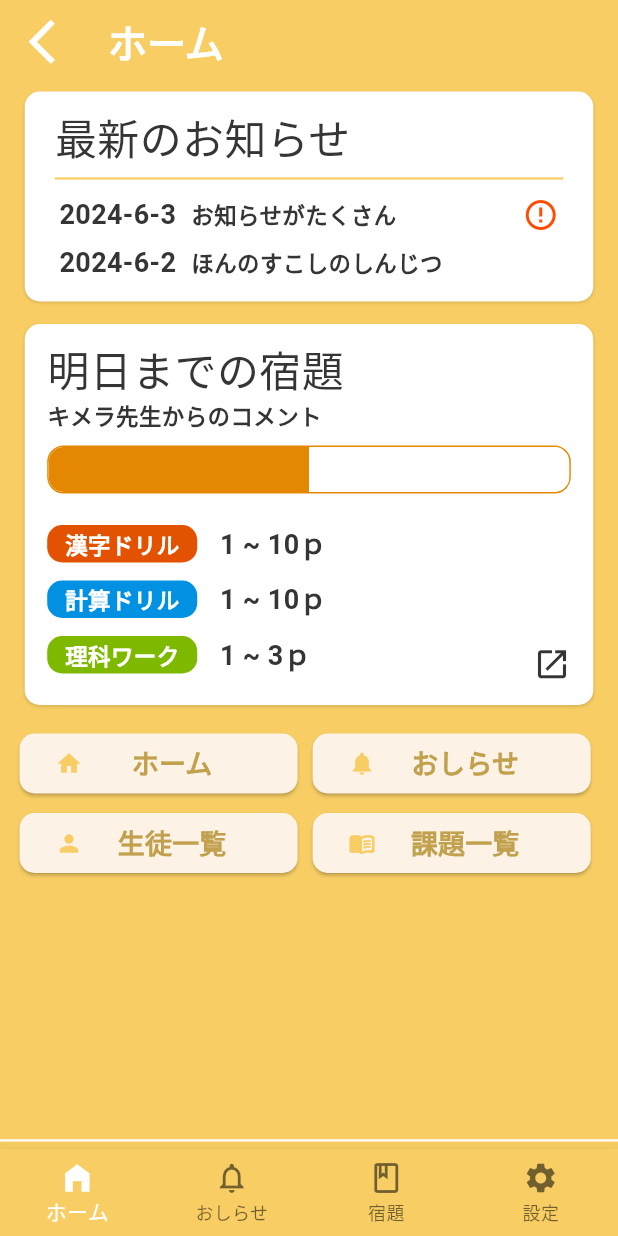
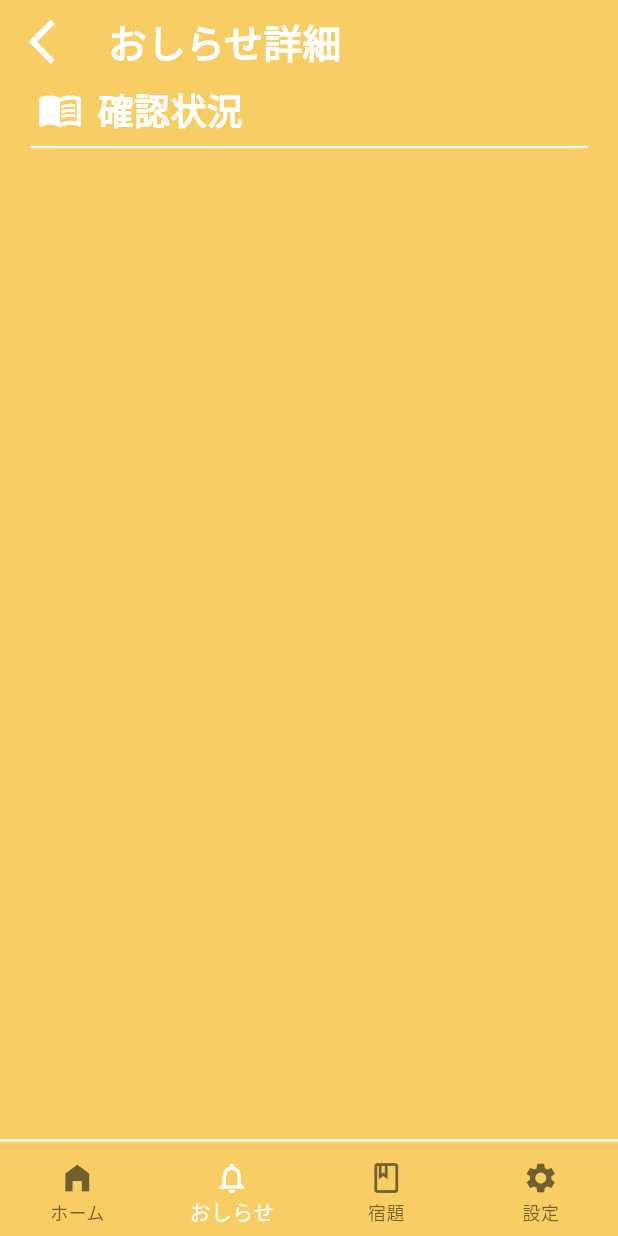
Before and after one commit to yadu2222/juninry, a Flutter app: the screen it shows after launch, on a phone screen of 412 x 824 dp. Run offline on Flutter 3.47's test engine with Material 3 defaults, Android fonts, the phone set to English and light mode, and no system bars; our stand-ins replace camera, go_router; Roboto replaces fonts that are missing (Noto Sans JP).

Commit message:
[^^]ふらったの理解が進んだ

```diff
--- a/lib/router/router.dart
+++ b/lib/router/router.dart
@@ -10,6 +10,7 @@ import '../view/pages/junior/page_notice.dart';
 import '../view/pages/junior/page_user.dart';
 import 'package:juninry/view/pages/junior/page_nextday_task.dart';
 import '../view/pages/junior/page_students.dart';
+import '../view/pages/teacher/page_notice_detail.dart';
 
 final rootNavigatorKey = GlobalKey<NavigatorState>();
 final homeNavigatorKey = GlobalKey<NavigatorState>(debugLabel: 'home');
@@ -19,7 +20,7 @@ final userDataNavigatorKey = GlobalKey<NavigatorState>(debugLabel: 'userData');
 
 final router = GoRouter(
   debugLogDiagnostics: true,
-  initialLocation: '/home',
+  initialLocation: '/detail',
   routes: [
     // ボトムバーが必要な画面のルーティング
     // いらなければ StatefulShellRoute と同じ階層に GoRoute で書く
@@ -59,10 +60,17 @@ final router = GoRouter(
             routes: [
               GoRoute(
                 name: 'notice',
-                path: '/notice',
+                path: '/notice', // notice
                 pageBuilder: (context, state) => NoTransitionPage(
                   key: state.pageKey,
                   child: const PageNoticeJunior(),
+                ),
+              ),
+              GoRoute(
+                path: '/detail',
+                pageBuilder: (context, state) => NoTransitionPage(
+                  key: state.pageKey,
+                  child: const PageNoticeDetail(),
                 ),
               )
             ],
--- /dev/null
+++ b/lib/view/pages/teacher/page_notice_detail.dart
@@ -0,0 +1,29 @@
+import 'package:flutter/material.dart';
+import 'package:juninry/view/components/atoms/appbar.dart';
+import 'package:juninry/view/components/atoms/listitem.dart';
+import '../../components/molecule/divider.dart';
+
+class PageNoticeDetail extends StatelessWidget {
+  const PageNoticeDetail({super.key});
+
+  // fields
+  final String title = "おしらせ詳細";
+
+  @override
+  Widget build(BuildContext context) {
+    return Center(
+      child: Column(
+        children: [
+          AppBarView(titleText: title), // app bar  // TODO: リンクアイコン
+
+          // 最新のお知らせ
+          // 明日までの宿題  TODO: バー
+          const DividerView(
+            icon: Icons.menu_book_outlined,
+            title: '確認状況',
+          ),
+        ],
+      ),
+    );
+  }
+}
```
Also changed, not shown: lib/view/components/molecule/notice_detail_tab.dart (added, +29 -0 lines), lib/view/pages/teacher/page_notice_ditaile.dart (deleted), pubspec.lock.
